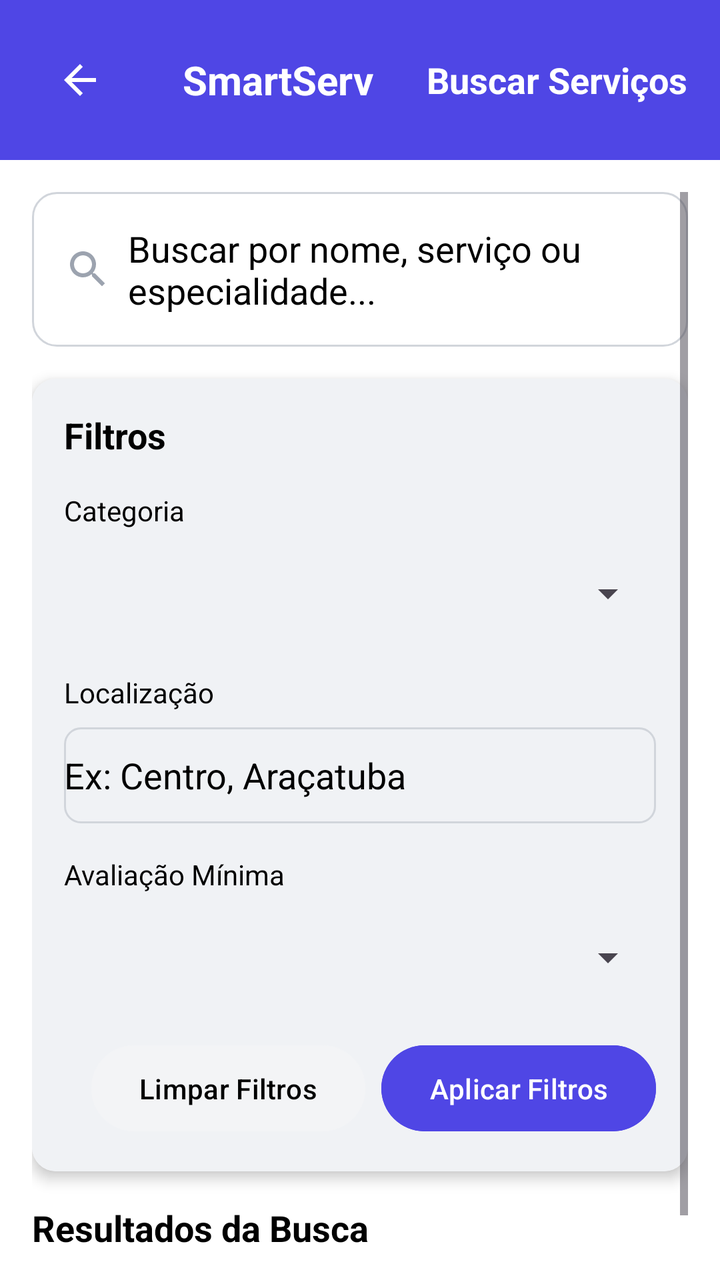
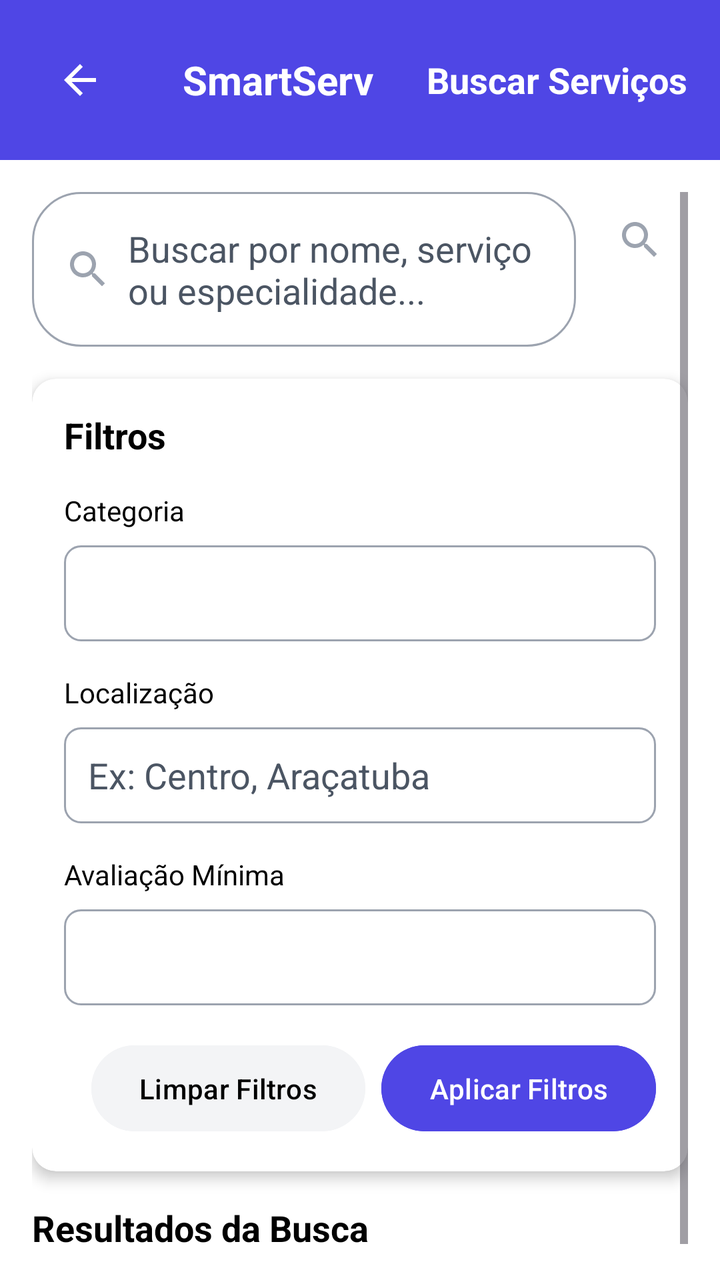

An Android layout rendered at two revisions. The XML below is the earlier revision; the diff shows what the commit changed to produce the second picture.
<!-- AndroidManifest.xml: application theme Theme.SmartApp -->
<!-- res/layout/buscar_servico.xml -->
<?xml version="1.0" encoding="utf-8"?>
<RelativeLayout xmlns:android="http://schemas.android.com/apk/res/android"
    xmlns:app="http://schemas.android.com/apk/res-auto"
    xmlns:tools="http://schemas.android.com/tools"
    android:layout_width="match_parent"
    android:layout_height="match_parent"
    android:background="@color/white">

    
    <LinearLayout
        android:id="@+id/header"
        android:layout_width="match_parent"
        android:layout_height="wrap_content"
        android:background="@color/indigo_600"
        android:orientation="horizontal"
        android:gravity="center_vertical"
        android:padding="16dp"
        android:layout_alignParentTop="true">

        <ImageButton
            android:id="@+id/btnvoltarbs"
            android:layout_width="48dp"
            android:layout_height="48dp"
            android:contentDescription="btnvoltar"
            android:src="@drawable/ic_arrow_back"
            android:background="?selectableItemBackgroundBorderless"
            android:padding="8dp"
            android:backgroundTint="@color/white"/>

        <TextView
            android:layout_width="0dp"
            android:layout_height="wrap_content"
            android:layout_weight="1"
            android:text="SmartServ"
            android:textColor="@android:color/white"
            android:textSize="20sp"
            android:textStyle="bold"
            android:gravity="center"/>

        <TextView
            android:layout_width="wrap_content"
            android:layout_height="wrap_content"
            android:text="Buscar Serviços"
            android:textColor="@android:color/white"
            android:textSize="18sp"
            android:textStyle="bold"/>
    </LinearLayout>

    
    <ScrollView
        android:layout_width="match_parent"
        android:layout_height="match_parent"
        android:layout_below="@id/header"
        android:padding="16dp"
        android:fillViewport="true"
        android:background="@color/white">

        <LinearLayout
            android:layout_width="match_parent"
            android:layout_height="wrap_content"
            android:orientation="vertical"
            android:background="@color/white">

            
            <EditText
                android:id="@+id/searchQuery"
                android:layout_width="match_parent"
                android:layout_height="wrap_content"
                android:hint="Buscar por nome, serviço ou especialidade..."
                android:padding="16dp"
                android:textColorHint="@color/black"
                android:background="@drawable/edittext_rounded"
                android:drawableStart="@drawable/ic_search"
                android:drawablePadding="8dp"
                android:textColor="@android:color/black"
                android:layout_marginBottom="16dp"/>

            
            <androidx.cardview.widget.CardView
                android:layout_width="match_parent"
                android:layout_height="wrap_content"
                android:layout_marginBottom="16dp"
                app:cardCornerRadius="12dp"
                app:cardElevation="4dp"
                app:cardBackgroundColor="@color/white">

                <LinearLayout
                    android:layout_width="match_parent"
                    android:layout_height="wrap_content"
                    android:orientation="vertical"
                    android:padding="16dp"
                    android:background="@color/light_gray">

                    <TextView
                        android:layout_width="match_parent"
                        android:layout_height="wrap_content"
                        android:text="Filtros"
                        android:textColor="@android:color/black"
                        android:textSize="18sp"
                        android:textStyle="bold"
                        android:layout_marginBottom="16dp"/>

                    <LinearLayout
                        android:layout_width="match_parent"
                        android:layout_height="wrap_content"
                        android:orientation="vertical"
                        android:layout_marginBottom="16dp">

                        
                        <TextView
                            android:layout_width="match_parent"
                            android:layout_height="wrap_content"
                            android:text="Categoria"
                            android:textColor="@android:color/black"
                            android:textSize="14sp"
                            android:layout_marginBottom="8dp"/>

                        <Spinner
                            android:id="@+id/categoryFilter"
                            android:layout_width="match_parent"
                            android:layout_height="48dp"/>

                        
                        <TextView
                            android:layout_width="match_parent"
                            android:layout_height="wrap_content"
                            android:text="Localização"
                            android:textColor="@android:color/black"
                            android:textSize="14sp"
                            android:layout_marginTop="16dp"
                            android:layout_marginBottom="8dp"/>

                        <EditText
                            android:id="@+id/locationFilter"
                            android:layout_width="match_parent"
                            android:layout_height="48dp"
                            android:hint="Ex: Centro, Araçatuba"
                            android:textColorHint="@color/black"
                            android:background="@drawable/edittext_background"
                            android:textColor="@android:color/black"/>

                        
                        <TextView
                            android:layout_width="match_parent"
                            android:layout_height="wrap_content"
                            android:text="Avaliação Mínima"
                            android:textColor="@android:color/black"
                            android:textSize="14sp"
                            android:layout_marginTop="16dp"
                            android:layout_marginBottom="8dp"/>

                        <Spinner
                            android:id="@+id/ratingFilter"
                            android:layout_width="match_parent"
                            android:layout_height="48dp"/>
                    </LinearLayout>

                    
                    <LinearLayout
                        android:layout_width="match_parent"
                        android:layout_height="wrap_content"
                        android:orientation="horizontal"
                        android:gravity="end">

                        <Button
                            android:id="@+id/clearFiltersBtn"
                            android:layout_width="wrap_content"
                            android:layout_height="wrap_content"
                            android:text="Limpar Filtros"
                            android:textColor="@android:color/black"
                            android:backgroundTint="@color/gray_100"
                            android:paddingStart="24dp"
                            android:paddingEnd="24dp"
                            android:paddingTop="12dp"
                            android:paddingBottom="12dp"
                            android:layout_marginEnd="8dp"/>

                        <Button
                            android:id="@+id/applyFiltersBtn"
                            android:layout_width="wrap_content"
                            android:layout_height="wrap_content"
                            android:text="Aplicar Filtros"
                            android:textColor="@android:color/white"
                            android:backgroundTint="@color/indigo_600"
                            android:paddingStart="24dp"
                            android:paddingEnd="24dp"
                            android:paddingTop="12dp"
                            android:paddingBottom="12dp"/>
                    </LinearLayout>
                </LinearLayout>
            </androidx.cardview.widget.CardView>

            
            <TextView
                android:layout_width="match_parent"
                android:layout_height="wrap_content"
                android:text="Resultados da Busca"
                android:textColor="@android:color/black"
                android:textSize="18sp"
                android:textStyle="bold"
                android:layout_marginBottom="16dp"/>

            
            <LinearLayout
                android:id="@+id/professionalListings"
                android:layout_width="match_parent"
                android:layout_height="wrap_content"
                android:orientation="vertical"
                android:divider="@drawable/divider"
                android:showDividers="middle"
                android:dividerPadding="16dp"
                android:background="@color/light_gray">

                <androidx.recyclerview.widget.RecyclerView
                    android:id="@+id/rvtlistaservico"
                    android:layout_width="match_parent"
                    android:layout_height="match_parent"
                    tools:listitem="@layout/historico_category"
                    android:layout_margin="8dp"
                    android:background="@color/light_gray"
                    app:cardCornerRadius="8dp"
                    app:cardElevation="4dp"
                    tools:itemCount="2"
                    tools:layoutManager="androidx.recyclerview.widget.GridLayoutManager"
                    tools:spanCount="2"/>
            </LinearLayout>
        </LinearLayout>
    </ScrollView>
</RelativeLayout>
<!-- res/layout/historico_category.xml (included above) -->
<?xml version="1.0" encoding="utf-8"?>
<androidx.cardview.widget.CardView xmlns:android="http://schemas.android.com/apk/res/android"
    xmlns:app="http://schemas.android.com/apk/res-auto"
    android:layout_width="match_parent"
    android:layout_height="wrap_content"
    app:cardCornerRadius="8dp"
    app:cardElevation="2dp"
    app:cardBackgroundColor="@color/white"
    android:layout_marginBottom="16dp">

    <LinearLayout
        android:layout_width="match_parent"
        android:layout_height="wrap_content"
        android:orientation="vertical"
        android:padding="16dp"
        android:background="@color/white">

        
        <LinearLayout
            android:layout_width="match_parent"
            android:layout_height="wrap_content"
            android:orientation="horizontal"
            android:background="@color/white">

            <TextView
                android:id="@+id/nomeservico"
                android:layout_width="0dp"
                android:layout_height="wrap_content"
                android:layout_weight="1"
                android:text="Corte Feminino"
                android:textColor="@android:color/black"
                android:textSize="18sp"
                android:textStyle="bold"/>

            <TextView
                android:id="@+id/servicodata"
                android:layout_width="wrap_content"
                android:layout_height="wrap_content"
                android:text="10/05/2024"
                android:textColor="@android:color/black"
                android:textSize="14sp"/>
        </LinearLayout>

        
        <TextView
            android:id="@+id/nomeprof"
            android:layout_width="match_parent"
            android:layout_height="wrap_content"
            android:layout_marginTop="8dp"
            android:text="Com: Maria Cabeleireira"
            android:textColor="@android:color/black"
            android:textSize="14sp"/>

        
        <TextView
            android:id="@+id/servicovalor"
            android:layout_width="match_parent"
            android:layout_height="wrap_content"
            android:layout_marginTop="4dp"
            android:text="Valor: R$ 80,00"
            android:textColor="@android:color/black"
            android:textSize="14sp"/>

        
        <LinearLayout
            android:layout_width="match_parent"
            android:layout_height="wrap_content"
            android:layout_marginTop="8dp"
            android:orientation="horizontal"
            android:gravity="center_vertical"
            android:background="@color/white">

            <TextView
                android:id="@+id/avaliacaoserv"
                android:layout_width="wrap_content"
                android:layout_height="wrap_content"
                android:text="Avaliação:"
                android:textColor="@android:color/black"
                android:textSize="14sp"/>

            <LinearLayout
                android:id="@+id/ratingStars"
                android:layout_width="wrap_content"
                android:layout_height="wrap_content"
                android:layout_marginStart="4dp"
                android:orientation="horizontal"
                android:background="@color/white">

                <ImageView
                    android:layout_width="16dp"
                    android:layout_height="16dp"
                    android:src="@drawable/ic_star_filled"
                    android:contentDescription="Estrela 1"
                    app:tint="@android:color/black" />

                <ImageView
                    android:layout_width="16dp"
                    android:layout_height="16dp"
                    android:src="@drawable/ic_star_filled"
                    android:contentDescription="Estrela 2"
                    app:tint="@android:color/black" />

                <ImageView
                    android:layout_width="16dp"
                    android:layout_height="16dp"
                    android:src="@drawable/ic_star_filled"
                    android:contentDescription="Estrela 3"
                    app:tint="@android:color/black" />

                <ImageView
                    android:layout_width="16dp"
                    android:layout_height="16dp"
                    android:src="@drawable/ic_star_filled"
                    android:contentDescription="Estrela 4"
                    app:tint="@android:color/black" />

                <ImageView
                    android:layout_width="16dp"
                    android:layout_height="16dp"
                    android:src="@drawable/ic_star_empty"
                    android:contentDescription="Estrela 5"
                    app:tint="@android:color/black" />
            </LinearLayout>
        </LinearLayout>
    </LinearLayout>
</androidx.cardview.widget.CardView>
<!-- resources referenced by this layout -->
<resources>
  <color name="black">#FF000000</color>
  <color name="gray_100">#F3F4F6</color>
  <color name="indigo_600">#4F46E5</color>
  <color name="light_gray">#F0F2F5</color>
  <color name="white">#FFFFFFFF</color>
  <!-- drawable divider (drawable) -->
  <shape xmlns:android="http://schemas.android.com/apk/res/android">
      <size android:height="1dp" />
      <solid android:color="@color/gray_200" />
      <solid android:color="#E5E7EB" />
      <size android:height="1dp" />
      <solid android:color="#E5E7EB" />
      <size android:height="1dp" />
      <solid android:color="#E5E7EB" />
  
  </shape>
  <!-- drawable edittext_background (drawable) -->
  <shape xmlns:android="http://schemas.android.com/apk/res/android">
      <solid android:color="@android:color/white" />
      <corners android:radius="8dp" />
      <stroke
          android:width="1dp"
          android:color="#D1D5DB" />
      <solid android:color="@android:color/white"/>
      <corners android:radius="12dp"/>
      <stroke android:width="1dp" android:color="@color/gray_300"/>
  
      <shape xmlns:android="http://schemas.android.com/apk/res/android">
          <solid android:color="@android:color/white"/>
          <corners android:radius="8dp"/>
          <stroke android:width="1dp" android:color="#D1D5DB"/>
      </shape>
  
      <solid android:color="@android:color/transparent" />
      <stroke android:width="1dp" android:color="#D1D5DB" />
      <corners android:radius="8dp" />
  
  </shape>
  <!-- drawable edittext_rounded (drawable) -->
  <shape xmlns:android="http://schemas.android.com/apk/res/android">
      <solid android:color="@android:color/white"/>
      <corners android:radius="12dp"/>
      <stroke android:width="1dp" android:color="@color/gray_300"/>
  </shape>
  <!-- drawable ic_arrow_back (drawable) -->
  <vector xmlns:android="http://schemas.android.com/apk/res/android"
      android:width="24dp"
      android:height="24dp"
      android:viewportWidth="24"
      android:viewportHeight="24">
      <path android:fillColor="#FFFFFF" android:pathData="M20,11H7.83l5.59,-5.59L12,4l-8,8 8,8 1.41,-1.41L7.83,13H20v-2z"/>
  </vector>
  <!-- drawable ic_star_filled (drawable) -->
  <vector xmlns:android="http://schemas.android.com/apk/res/android" android:height="24dp" android:tint="#000000" android:viewportHeight="24" android:viewportWidth="24" android:width="24dp">
        
      <path android:fillColor="@android:color/white" android:pathData="M12,17.27L18.18,21l-1.64,-7.03L22,9.24l-7.19,-0.61L12,2 9.19,8.63 2,9.24l5.46,4.73L5.82,21z"/>
      
  </vector>
  <style name="Theme.SmartApp" parent="Base.Theme.SmartApp" />
  <color name="gray_200">#E5E7EB</color>
  <color name="gray_300">#D1D5DB</color>
  <style name="Base.Theme.SmartApp" parent="Theme.Material3.DayNight.NoActionBar" />
  <!-- unchanged entries left out for length: 2 -->
</resources>

<!-- the commit's change to res/layout/buscar_servico.xml (unified diff, before → after) -->
@@ -62,18 +62,34 @@
             android:background="@color/white">
 
             
-            <EditText
-                android:id="@+id/searchQuery"
-                android:layout_width="match_parent"
-                android:layout_height="wrap_content"
-                android:hint="Buscar por nome, serviço ou especialidade..."
-                android:padding="16dp"
-                android:textColorHint="@color/black"
-                android:background="@drawable/edittext_rounded"
-                android:drawableStart="@drawable/ic_search"
-                android:drawablePadding="8dp"
-                android:textColor="@android:color/black"
-                android:layout_marginBottom="16dp"/>
+            <LinearLayout
+                android:layout_width="match_parent"
+                android:layout_height="wrap_content"
+                android:orientation="horizontal"
+                android:layout_marginBottom="16dp">
+
+                <EditText
+                    android:id="@+id/searchQuery"
+                    android:layout_width="0dp"
+                    android:layout_height="wrap_content"
+                    android:layout_weight="1"
+                    android:hint="Buscar por nome, serviço ou especialidade..."
+                    android:padding="16dp"
+                    android:textColorHint="@color/gray_600"
+                    android:background="@drawable/edittext_rounded"
+                    android:drawableStart="@drawable/ic_search"
+                    android:drawablePadding="8dp"
+                    android:textColor="@android:color/black"
+                    android:imeOptions="actionSearch"/>
+
+                <ImageButton
+                    android:id="@+id/btnSearch"
+                    android:layout_width="48dp"
+                    android:layout_height="48dp"
+                    android:src="@drawable/ic_search"
+                    android:background="?selectableItemBackgroundBorderless"
+                    android:layout_marginStart="8dp"/>
+            </LinearLayout>
 
             
             <androidx.cardview.widget.CardView
@@ -88,8 +104,7 @@
                     android:layout_width="match_parent"
                     android:layout_height="wrap_content"
                     android:orientation="vertical"
-                    android:padding="16dp"
-                    android:background="@color/light_gray">
+                    android:padding="16dp">
 
                     <TextView
                         android:layout_width="match_parent"
@@ -118,7 +133,8 @@
                         <Spinner
                             android:id="@+id/categoryFilter"
                             android:layout_width="match_parent"
-                            android:layout_height="48dp"/>
+                            android:layout_height="48dp"
+                            android:background="@drawable/spinner_border"/>
 
                         
                         <TextView
@@ -135,9 +151,10 @@
                             android:layout_width="match_parent"
                             android:layout_height="48dp"
                             android:hint="Ex: Centro, Araçatuba"
-                            android:textColorHint="@color/black"
+                            android:textColorHint="@color/gray_600"
                             android:background="@drawable/edittext_background"
-                            android:textColor="@android:color/black"/>
+                            android:textColor="@android:color/black"
+                            android:padding="12dp"/>
 
                         
                         <TextView
@@ -152,7 +169,8 @@
                         <Spinner
                             android:id="@+id/ratingFilter"
                             android:layout_width="match_parent"
-                            android:layout_height="48dp"/>
+                            android:layout_height="48dp"
+                            android:background="@drawable/spinner_border"/>
                     </LinearLayout>
 
                     
@@ -192,6 +210,7 @@
 
             
             <TextView
+                android:id="@+id/resultsTitle"
                 android:layout_width="match_parent"
                 android:layout_height="wrap_content"
                 android:text="Resultados da Busca"
@@ -202,28 +221,49 @@
 
             
             <LinearLayout
-                android:id="@+id/professionalListings"
+                android:id="@+id/emptyState"
                 android:layout_width="match_parent"
                 android:layout_height="wrap_content"
                 android:orientation="vertical"
-                android:divider="@drawable/divider"
-                android:showDividers="middle"
-                android:dividerPadding="16dp"
-                android:background="@color/light_gray">
-
-                <androidx.recyclerview.widget.RecyclerView
-                    android:id="@+id/rvtlistaservico"
+                android:gravity="center"
+                android:padding="32dp"
+                android:visibility="gone">
+
+                <ImageView
+                    android:layout_width="80dp"
+                    android:layout_height="80dp"
+                    android:src="@drawable/ic_search_empty"
+                    android:contentDescription="Nenhum resultado encontrado"
+                    android:layout_marginBottom="16dp"/>
+
+                <TextView
                     android:layout_width="match_parent"
-                    android:layout_height="match_parent"
-                    tools:listitem="@layout/historico_category"
-                    android:layout_margin="8dp"
-                    android:background="@color/light_gray"
-                    app:cardCornerRadius="8dp"
-                    app:cardElevation="4dp"
-                    tools:itemCount="2"
-                    tools:layoutManager="androidx.recyclerview.widget.GridLayoutManager"
-                    tools:spanCount="2"/>
+                    android:layout_height="wrap_content"
+                    android:text="Nenhum resultado encontrado"
+                    android:textColor="@color/gray_600"
+                    android:textSize="16sp"
+                    android:gravity="center"
+                    android:layout_marginBottom="8dp"/>
+
+                <TextView
+                    android:layout_width="match_parent"
+                    android:layout_height="wrap_content"
+                    android:text="Tente ajustar os filtros ou usar termos de busca diferentes"
+                    android:textColor="@color/gray_500"
+                    android:textSize="14sp"
+                    android:gravity="center"/>
             </LinearLayout>
+
+            
+            <androidx.recyclerview.widget.RecyclerView
+                android:id="@+id/rvtlistaservico"
+                android:layout_width="match_parent"
+                android:layout_height="wrap_content"
+                tools:listitem="@layout/historico_category"
+                android:background="@color/light_gray"
+                app:cardCornerRadius="8dp"
+                app:cardElevation="4dp"
+                tools:itemCount="2"/>
         </LinearLayout>
     </ScrollView>
 </RelativeLayout>
<!-- resource entries referenced after the edit -->
@@ -1,21 +1,11 @@
 <!-- resources referenced by this layout -->
 <resources>
-  <color name="black">#FF000000</color>
   <color name="gray_100">#F3F4F6</color>
+  <color name="gray_500">#9E9E9E</color>
+  <color name="gray_600">#4B5563</color>
   <color name="indigo_600">#4F46E5</color>
   <color name="light_gray">#F0F2F5</color>
   <color name="white">#FFFFFFFF</color>
-  <!-- drawable divider (drawable) -->
-  <shape xmlns:android="http://schemas.android.com/apk/res/android">
-      <size android:height="1dp" />
-      <solid android:color="@color/gray_200" />
-      <solid android:color="#E5E7EB" />
-      <size android:height="1dp" />
-      <solid android:color="#E5E7EB" />
-      <size android:height="1dp" />
-      <solid android:color="#E5E7EB" />
-  
-  </shape>
   <!-- drawable edittext_background (drawable) -->
   <shape xmlns:android="http://schemas.android.com/apk/res/android">
       <solid android:color="@android:color/white" />
@@ -37,12 +27,20 @@
       <stroke android:width="1dp" android:color="#D1D5DB" />
       <corners android:radius="8dp" />
   
+      <solid android:color="@android:color/transparent" />
+      <stroke android:width="1dp" android:color="@color/gray_400" />
+      <corners android:radius="8dp" />
+  
   </shape>
   <!-- drawable edittext_rounded (drawable) -->
   <shape xmlns:android="http://schemas.android.com/apk/res/android">
       <solid android:color="@android:color/white"/>
       <corners android:radius="12dp"/>
       <stroke android:width="1dp" android:color="@color/gray_300"/>
+  
+      <solid android:color="@android:color/white"/>
+      <corners android:radius="24dp"/>
+      <stroke android:width="1dp" android:color="@color/gray_400"/>
   </shape>
   <!-- drawable ic_arrow_back (drawable) -->
   <vector xmlns:android="http://schemas.android.com/apk/res/android"
@@ -52,15 +50,45 @@
       android:viewportHeight="24">
       <path android:fillColor="#FFFFFF" android:pathData="M20,11H7.83l5.59,-5.59L12,4l-8,8 8,8 1.41,-1.41L7.83,13H20v-2z"/>
   </vector>
+  <!-- drawable ic_search_empty (drawable) -->
+  <vector xmlns:android="http://schemas.android.com/apk/res/android"
+      android:width="24dp"
+      android:height="24dp"
+      android:viewportWidth="24"
+      android:viewportHeight="24"
+      android:tint="@color/gray_500">
+      <path
+          android:fillColor="@android:color/white"
+          android:pathData="M15.5,14h-0.79l-0.28,-0.27C15.41,12.59 16,11.11 16,9.5 16,5.91 13.09,3 9.5,3S3,5.91 3,9.5 5.91,16 9.5,16c1.61,0 3.09,-0.59 4.23,-1.57l0.27,0.28v0.79l5,4.99L20.49,19l-4.99,-5zM9.5,14C7.01,14 5,11.99 5,9.5S7.01,5 9.5,5 14,7.01 14,9.5 11.99,14 9.5,14z"/>
+      <path
+          android:fillColor="@android:color/white"
+          android:pathData="M0,0h24v24H0V0z"
+          android:fillAlpha="0"/>
+  </vector>
   <!-- drawable ic_star_filled (drawable) -->
   <vector xmlns:android="http://schemas.android.com/apk/res/android" android:height="24dp" android:tint="#000000" android:viewportHeight="24" android:viewportWidth="24" android:width="24dp">
         
       <path android:fillColor="@android:color/white" android:pathData="M12,17.27L18.18,21l-1.64,-7.03L22,9.24l-7.19,-0.61L12,2 9.19,8.63 2,9.24l5.46,4.73L5.82,21z"/>
       
   </vector>
+  <!-- drawable spinner_border (drawable) -->
+  <?xml version="1.0" encoding="utf-8"?>
+  <selector xmlns:android="http://schemas.android.com/apk/res/android">
+      <item>
+          <layer-list>
+              <item>
+                  <shape>
+                      <solid android:color="@android:color/transparent" />
+                      <stroke android:width="1dp" android:color="@color/gray_400" />
+                      <corners android:radius="8dp" />
+                  </shape>
+              </item>
+          </layer-list>
+      </item>
+  </selector>
   <style name="Theme.SmartApp" parent="Base.Theme.SmartApp" />
-  <color name="gray_200">#E5E7EB</color>
   <color name="gray_300">#D1D5DB</color>
+  <color name="gray_400">#9CA3AF</color>
   <style name="Base.Theme.SmartApp" parent="Theme.Material3.DayNight.NoActionBar" />
   <!-- unchanged entries left out for length: 2 -->
 </resources>
